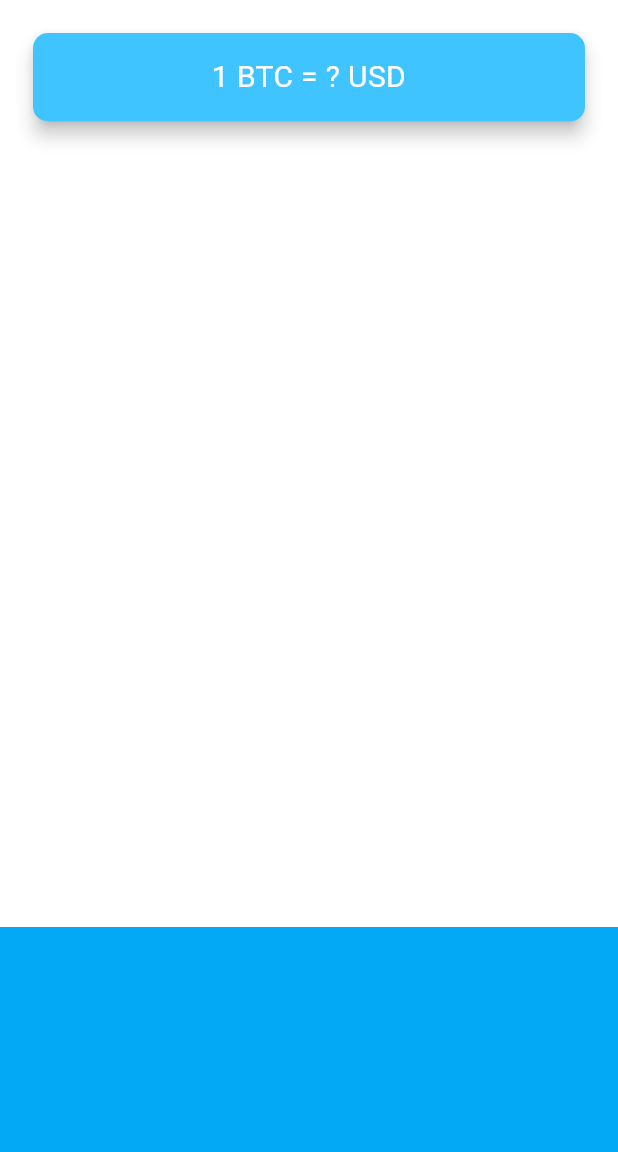
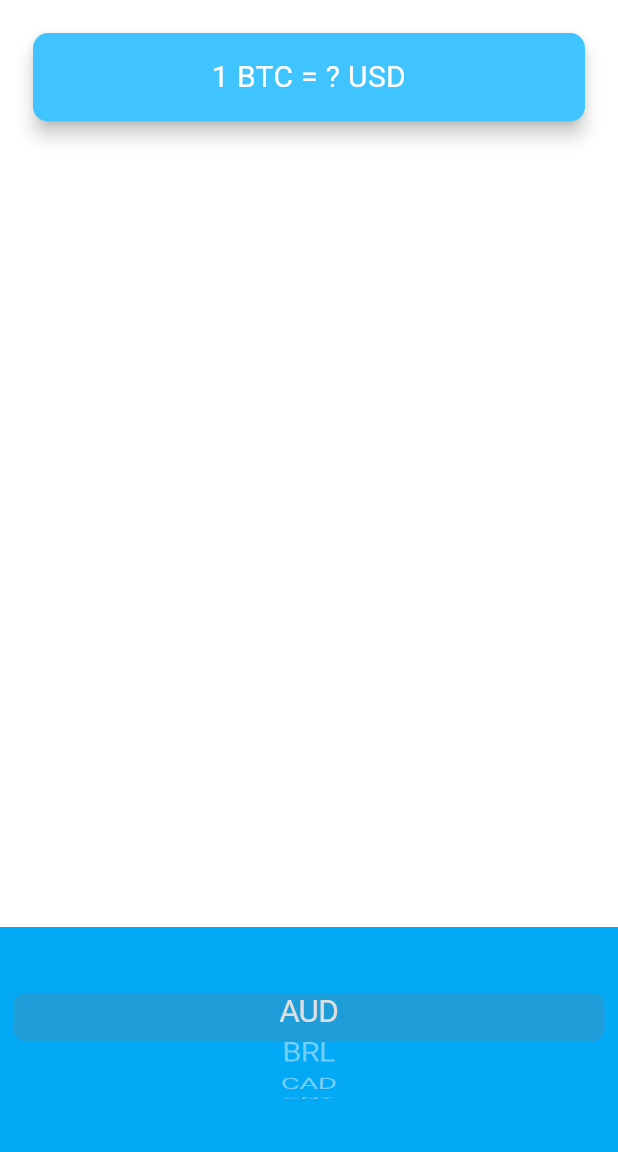
Before and after one commit to Hassan-Boulhilt/bitcointicker, a Flutter app: the screen it shows after launch, on a phone screen of 412 x 824 dp, the part 84-1236 px from its top. Run offline on Flutter 3.47's test engine with Material 3 defaults, Android fonts, the phone set to English and light mode, and no system bars.

Commit message:
add CupertinoPicker and DropDownbutton to our show currency list depending to the platform display it on it

```diff
--- a/lib/main.dart
+++ b/lib/main.dart
@@ -3,11 +3,11 @@ import 'package:flutter/material.dart';
 import 'price_screen.dart';
 
 void main() {
-  runApp(const MainApp());
+  runApp(const MyApp());
 }
 
-class MainApp extends StatelessWidget {
-  const MainApp({super.key});
+class MyApp extends StatelessWidget {
+  const MyApp({super.key});
 
   @override
   Widget build(BuildContext context) {
--- a/lib/price_screen.dart
+++ b/lib/price_screen.dart
@@ -1,3 +1,7 @@
+import 'dart:io' show Platform;
+
+import 'package:bitcointicker/coin_data.dart';
+import 'package:flutter/cupertino.dart';
 import 'package:flutter/material.dart';
 
 class PriceScreen extends StatefulWidget {
@@ -8,6 +12,51 @@ class PriceScreen extends StatefulWidget {
 }
 
 class PriceScreenState extends State<PriceScreen> {
+  String selectedCurrency = 'USD';
+  int selectedIndex = 0;
+  DropdownButton<String> androidDropDownButton() {
+    List<DropdownMenuItem<String>> listItems = currenciesList
+        .map<DropdownMenuItem<String>>((String value) =>
+            DropdownMenuItem<String>(value: value, child: Text(value)))
+        .toList();
+    return DropdownButton<String>(
+      value: selectedCurrency,
+      items: listItems,
+      onChanged: (String? value) {
+        setState(() {
+          selectedCurrency = value!;
+        });
+      },
+    );
+  }
+
+  CupertinoPicker iosCupertinoPicker() {
+    List<Widget> listItems = List<Widget>.generate(
+      currenciesList.length,
+      (index) => Text(
+        currenciesList[index],
+      ),
+    );
+
+    return CupertinoPicker(
+      itemExtent: 32,
+      onSelectedItemChanged: (selectedIndex) {
+        setState(() {
+          selectedCurrency = currenciesList[selectedIndex];
+        });
+      },
+      children: listItems,
+    );
+  }
+
+  getPicker() {
+    if (Platform.isIOS) {
+      return androidDropDownButton();
+    } else if (Platform.isAndroid) {
+      return iosCupertinoPicker();
+    }
+  }
+
   @override
   Widget build(BuildContext context) {
     return Scaffold(
@@ -44,7 +93,7 @@ class PriceScreenState extends State<PriceScreen> {
             alignment: Alignment.center,
             padding: const EdgeInsets.only(bottom: 30.0),
             color: Colors.lightBlue,
-            child: null,
+            child: getPicker(),
           ),
         ],
       ),
```
